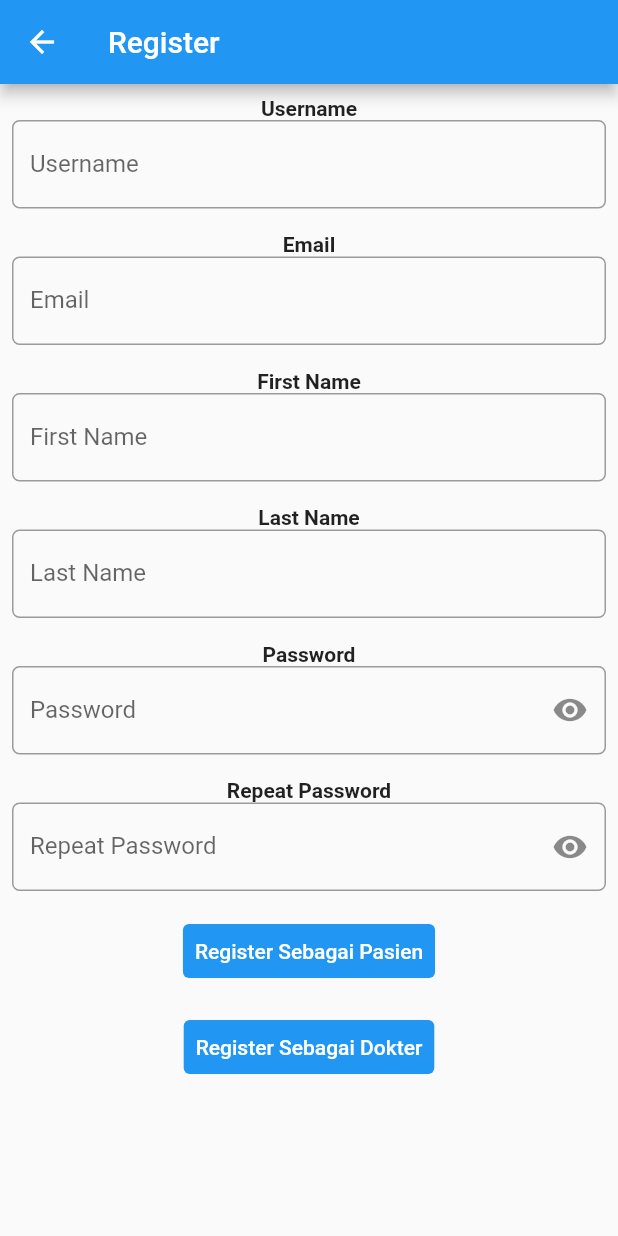
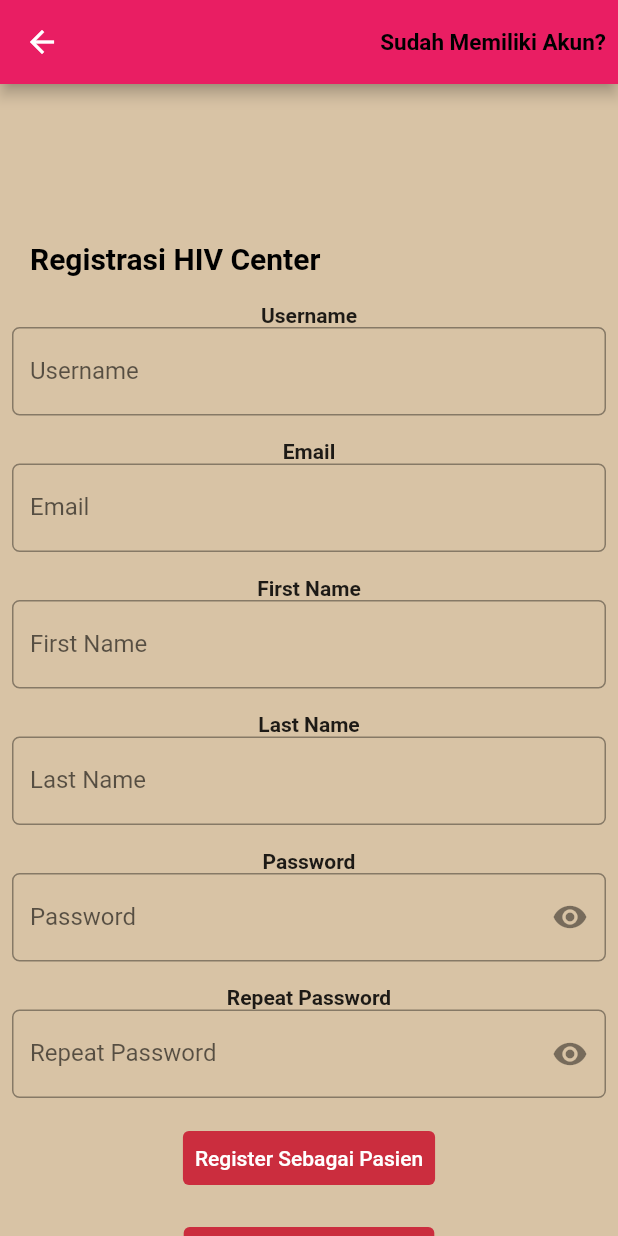
Before and after one commit to Emilicos/D04-Mobile-HIVCenter, a Flutter app: the RegisterPage screen opened by its route, on a phone screen of 412 x 824 dp. Run offline on Flutter 3.47's test engine with Material 2 defaults, Android fonts, the phone set to English and light mode, and no system bars; our stand-ins replace card_swiper, ionicons, percent_indicator; missing offline and left inert: dart:html, pbp_django_auth.

Commit message:
Login Register Done

```diff
--- a/lib/pages/register_page.dart
+++ b/lib/pages/register_page.dart
@@ -3,6 +3,7 @@ import 'dart:convert' as convert;
 import 'package:flutter/material.dart';
 import 'package:pbp_django_auth/pbp_django_auth.dart';
 import 'package:provider/provider.dart';
+import 'package:tk_akhir/app_theme.dart';
 import 'package:url_launcher/url_launcher.dart';
 
 Map<String, dynamic> userData = {"is_taken": false};
@@ -35,11 +36,50 @@ class _RegisterPage extends State<RegisterPage> {
     final request = context.watch<CookieRequest>();
     return Scaffold(
       appBar: AppBar(
-        title: const Text("Register"),
+        backgroundColor: Colors.pink,
+        actions: [
+          TextButton(
+            onPressed: () {
+              Navigator.pushReplacementNamed(
+                context,
+                "/login",
+              );
+            },
+            child:
+            const Text(
+              'Sudah Memiliki Akun?',
+              style: TextStyle(
+                fontSize: 15,
+                color: Colors.black,
+                fontWeight: FontWeight.bold,
               ),
-      body: Form(
+            ),
+          )
+        ],
+      ),
+      backgroundColor: AppTheme.darkBeige,
+      body:
+      Column(
+        crossAxisAlignment: CrossAxisAlignment.start,
+        children: [
+          const SizedBox(
+            height: 100,
+          ),
+          Container(
+            padding: const EdgeInsets.fromLTRB(20, 5, 20, 10),
+            child:
+              const Text(
+                "Registrasi HIV Center",
+                style: TextStyle(
+                  fontSize: 20,
+                  color: Colors.black,
+                  fontWeight: FontWeight.bold,
+                ),
+              ),
+          ),
+          Form(
             key: _registerFormKey,
-        child: ListView(
+            child: Column(
               children: [
                 Padding(
                   padding: const EdgeInsets.all(8.0),
@@ -295,7 +335,7 @@ class _RegisterPage extends State<RegisterPage> {
                           padding: const EdgeInsets.all(8.0),
                           child: TextButton(
                             style: ButtonStyle(
-                          backgroundColor: MaterialStateProperty.all(Colors.blue),
+                              backgroundColor: MaterialStateProperty.all(AppTheme.tagRed),
                             ),
                             onPressed: () async {
                               if (_registerFormKey.currentState!.validate()){
@@ -353,7 +393,7 @@ class _RegisterPage extends State<RegisterPage> {
                           padding: const EdgeInsets.all(8.0),
                           child: TextButton(
                             style: ButtonStyle(
-                          backgroundColor: MaterialStateProperty.all(Colors.blue),
+                              backgroundColor: MaterialStateProperty.all(AppTheme.tagRed),
                             ),
                             onPressed: () async {
                               if (_registerFormKey.currentState!.validate()){
@@ -403,6 +443,8 @@ class _RegisterPage extends State<RegisterPage> {
               ],
             ),
           ),
+        ],
+      ),
     );
   }
 }
```
Also changed, not shown: lib/pages/login_page.dart (+26 -2 lines). Lines whose indentation alone changed are shown as unchanged.
